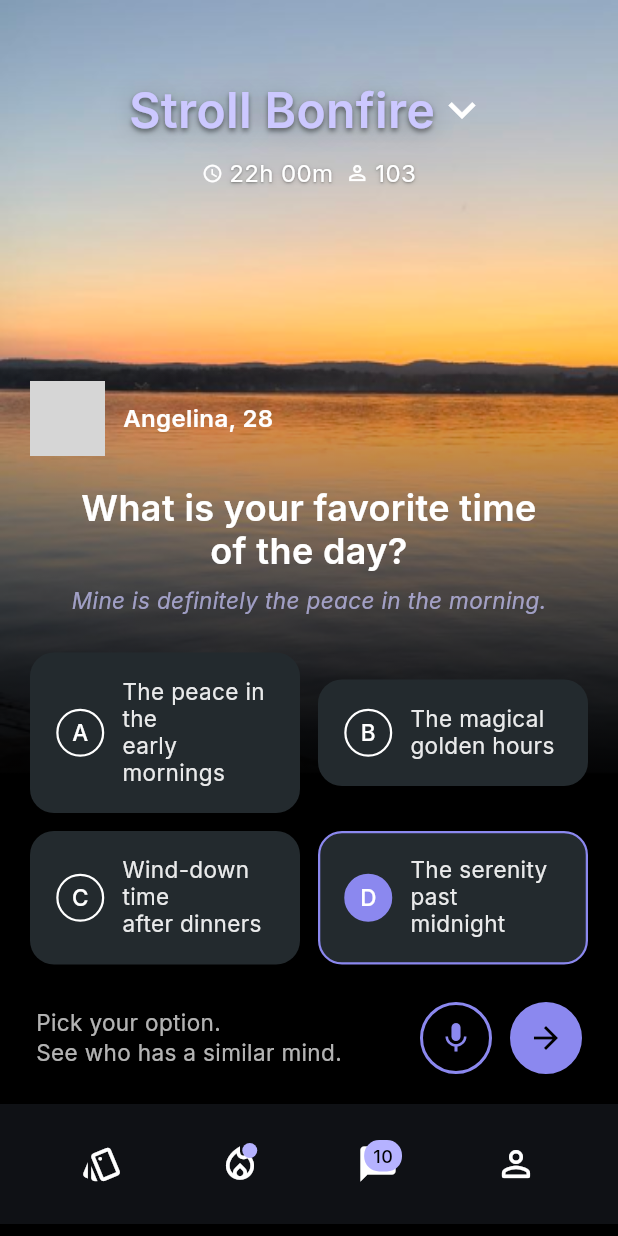
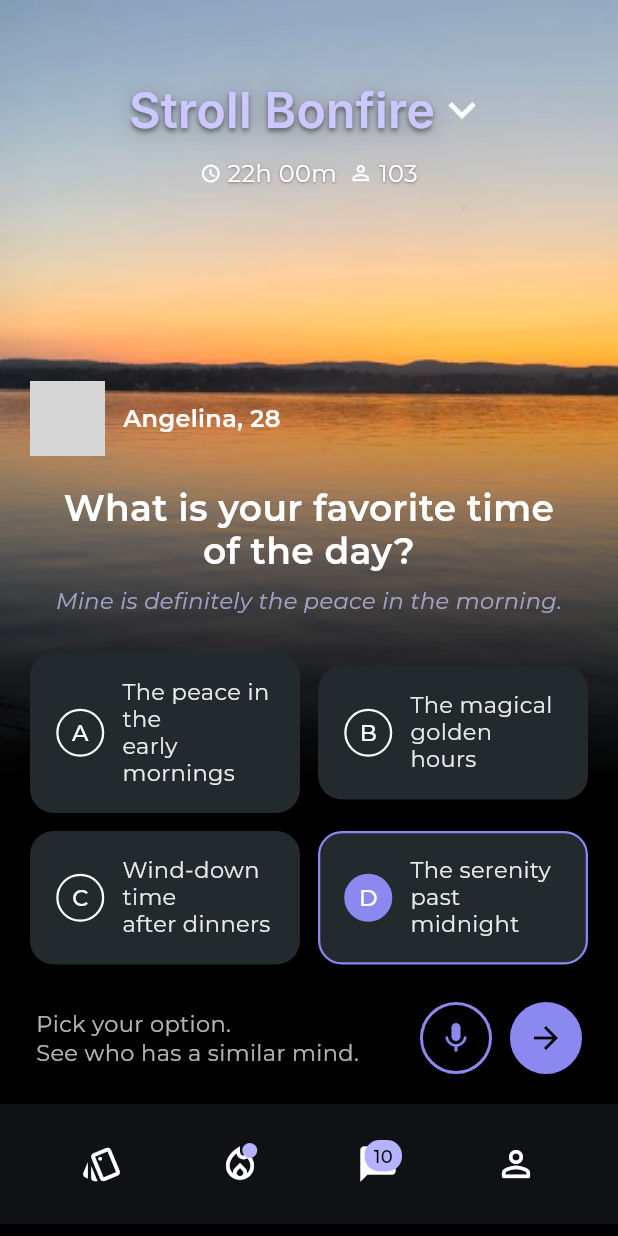
Before and after one commit to ikrishnag/bonfire-ui, a Flutter app: the screen it shows after launch, on a phone screen of 412 x 824 dp. Run offline on Flutter 3.47's test engine with Material 3 defaults, Android fonts, the phone set to English and light mode, and no system bars; our stand-ins replace google_fonts; grey boxes are pictures that could not be loaded.

Commit message:
feat: update text theme in MyApp to use Montserrat for improved typography

```diff
--- a/lib/main.dart
+++ b/lib/main.dart
@@ -22,7 +22,9 @@ class MyApp extends StatelessWidget {
       debugShowCheckedModeBanner: false,
       theme: ThemeData.dark().copyWith(
         scaffoldBackgroundColor: Colors.black,
-        textTheme: GoogleFonts.interTextTheme(ThemeData.dark().textTheme),
+        textTheme: GoogleFonts.montserratTextTheme(
+          ThemeData.dark().textTheme,
+        ),
       ),
       home: HomeScreen()
     );
```
